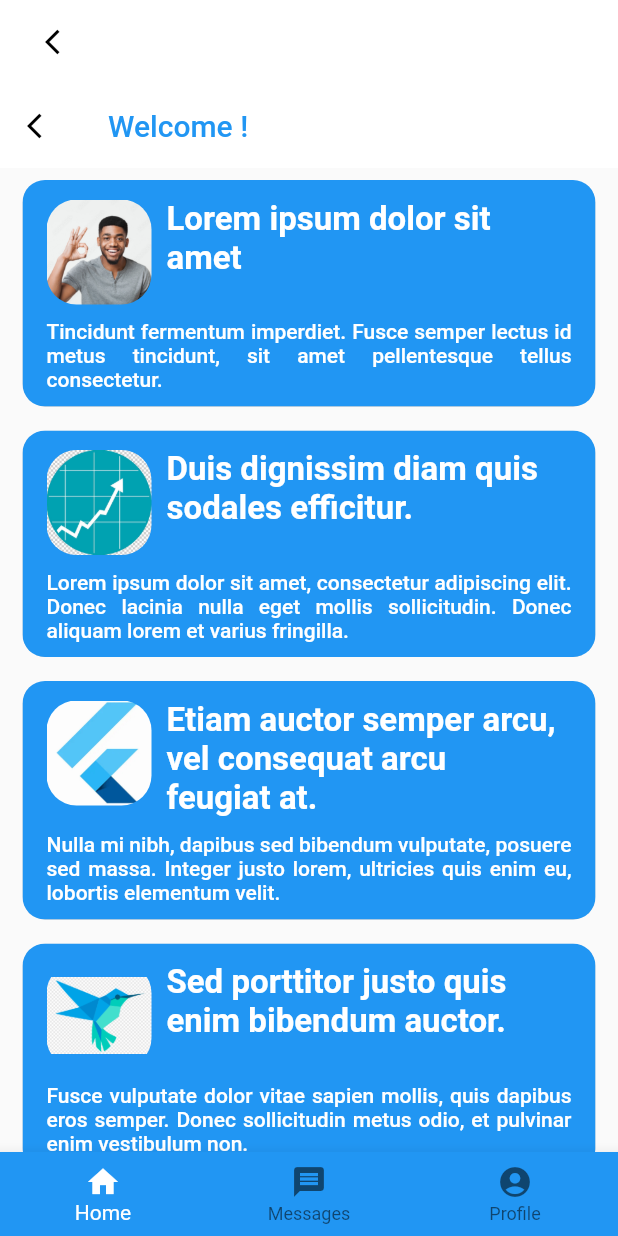
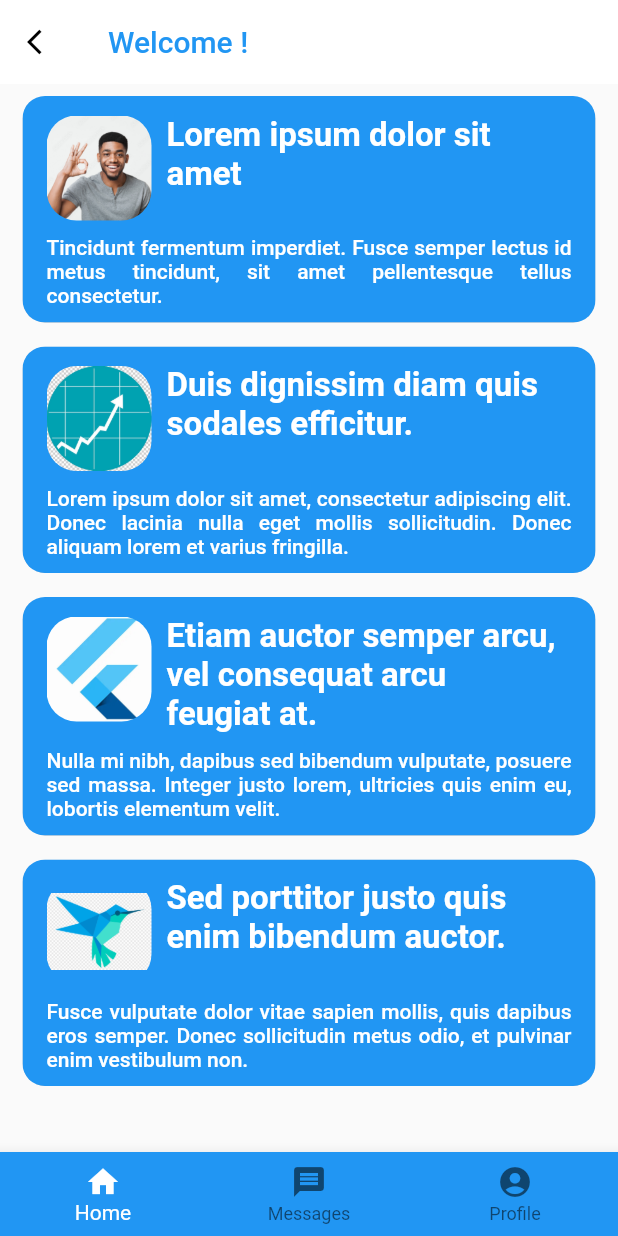
Before and after one commit to NedimKunovac/graduation_project, a Flutter app: the CompanySignup screen opened directly, on a phone screen of 412 x 824 dp. Run offline on Flutter 3.47's test engine with Material 2 defaults, Android fonts, the phone set to English and light mode, and no system bars; our stand-ins replace cloud_firestore, email_validator, firebase_auth, firebase_core, flash; accounts and stored records are empty.

Commit message:
Fixed AppBar third time

```diff
--- a/lib/companySignup.dart
+++ b/lib/companySignup.dart
@@ -72,6 +72,16 @@ class _CompanySignupState extends State<CompanySignup> {
 
   @override
   Widget build(BuildContext context) {
+    return StreamBuilder<User?>(
+          stream: FirebaseAuth.instance.authStateChanges(),
+          builder: (context, snapshot) {
+            if (snapshot.connectionState == ConnectionState.waiting) {
+              return Center(child: CircularProgressIndicator());
+            } else if (snapshot.hasData) {
+              return Dashboard();
+            } else if (snapshot.hasError) {
+              return Center(child: Text('Sum Ting Wong'));
+            } else {
               return Scaffold(
                 appBar: AppBar(
                     backgroundColor: Colors.white,
@@ -88,17 +98,7 @@ class _CompanySignupState extends State<CompanySignup> {
                         color: Colors.black,
                       ),
                     )),
-      body: StreamBuilder<User?>(
-          stream: FirebaseAuth.instance.authStateChanges(),
-          builder: (context, snapshot) {
-            if (snapshot.connectionState == ConnectionState.waiting) {
-              return Center(child: CircularProgressIndicator());
-            } else if (snapshot.hasData) {
-              return Dashboard();
-            } else if (snapshot.hasError) {
-              return Center(child: Text('Sum Ting Wong'));
-            } else {
-              return Container(
+                body: Container(
                   padding: EdgeInsets.symmetric(horizontal: 40),
                   height: MediaQuery.of(context).size.height - 50,
                   width: double.infinity,
@@ -368,9 +368,9 @@ class _CompanySignupState extends State<CompanySignup> {
                           ),
                         ]),
                   ),
+                ),
               );
             }
-          }),
-    );
+          });
   }
 }
```
Also changed, not shown: lib/login.dart (+4 -4 lines), 2 other files. Lines whose indentation alone changed are shown as unchanged.
